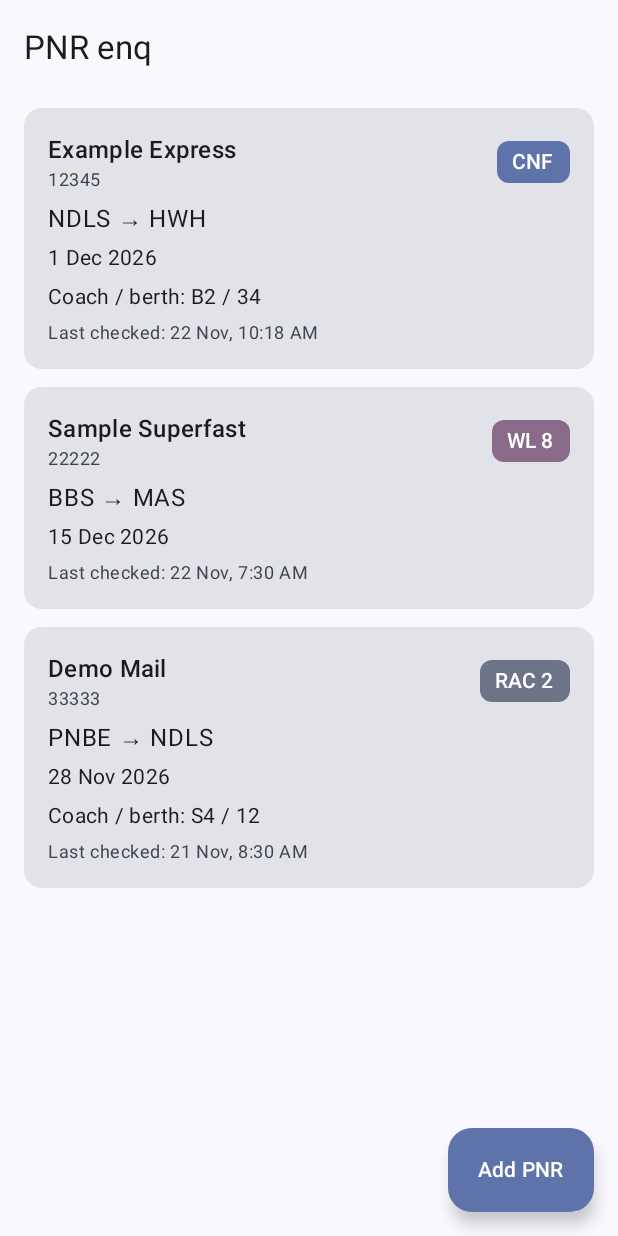
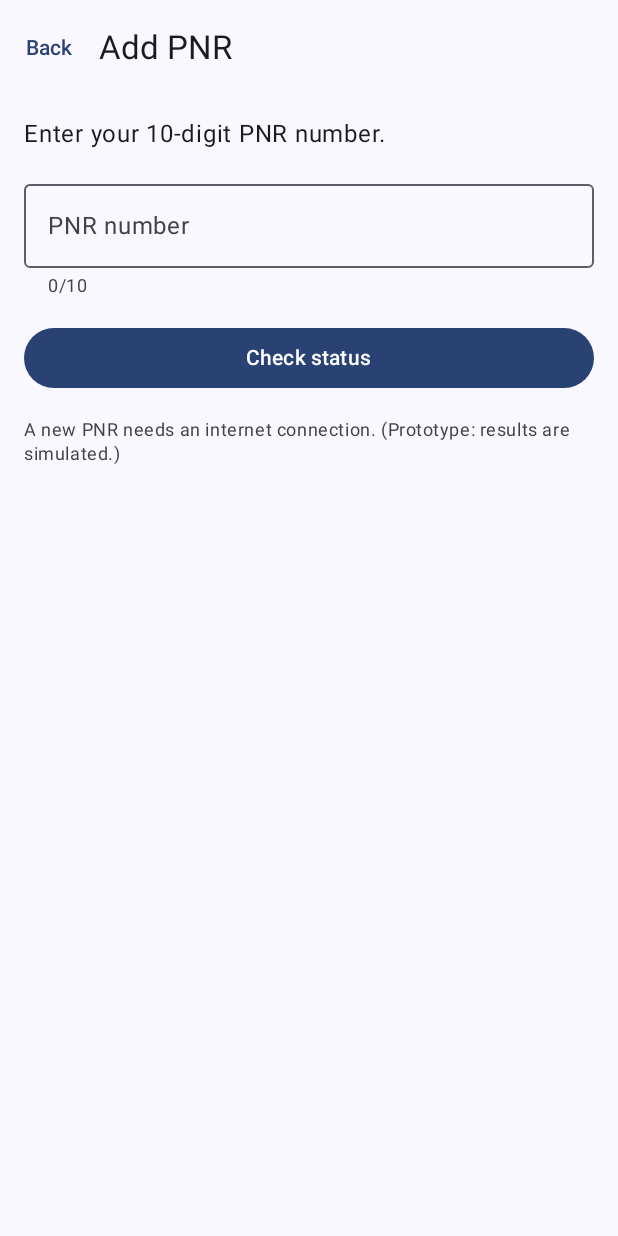
Before and after one commit to ridamranjan/pnrenq, an Android app built with Jetpack Compose: the screen it shows after launch (MainActivity), after a tap on "Add PNR", on a phone screen of 412 x 824 dp. Run offline under Robolectric (Android 15) with nearby library versions, the phone set to English and light mode, and no system bars.

Commit message:
Phase 1b: Add PNR screen, validation, navigation

```diff
--- a/app/build.gradle.kts
+++ b/app/build.gradle.kts
@@ -44,6 +44,7 @@ dependencies {
     implementation(libs.androidx.compose.ui.graphics)
     implementation(libs.androidx.compose.ui.tooling.preview)
     implementation(libs.androidx.core.ktx)
+    implementation(libs.androidx.navigation.compose)
     implementation(libs.androidx.lifecycle.runtime.ktx)
     testImplementation(libs.junit)
     androidTestImplementation(platform(libs.androidx.compose.bom))
--- a/app/src/main/java/com/first/pnrenq/MainActivity.kt
+++ b/app/src/main/java/com/first/pnrenq/MainActivity.kt
@@ -4,9 +4,7 @@ import android.os.Bundle
 import androidx.activity.ComponentActivity
 import androidx.activity.compose.setContent
 import androidx.activity.enableEdgeToEdge
-import androidx.compose.runtime.remember
-import com.first.pnrenq.data.mock.MockPnrData
-import com.first.pnrenq.ui.home.HomeScreen
+import com.first.pnrenq.ui.navigation.AppNavigation
 import com.first.pnrenq.ui.theme.PnrenqTheme
 
 class MainActivity : ComponentActivity() {
@@ -15,12 +13,7 @@ class MainActivity : ComponentActivity() {
         enableEdgeToEdge()
         setContent {
             PnrenqTheme {
-                val pnrs = remember { MockPnrData.sample() }
-                HomeScreen(
-                    pnrs = pnrs,
-                    onAddClick = { },
-                    onPnrClick = { }
-                )
+                AppNavigation()
             }
         }
     }
--- /dev/null
+++ b/app/src/main/java/com/first/pnrenq/ui/add/AddPnrScreen.kt
@@ -0,0 +1,124 @@
+@file:OptIn(ExperimentalMaterial3Api::class)
+
+package com.first.pnrenq.ui.add
+
+import androidx.compose.foundation.layout.Arrangement
+import androidx.compose.foundation.layout.Column
+import androidx.compose.foundation.layout.Spacer
+import androidx.compose.foundation.layout.fillMaxWidth
+import androidx.compose.foundation.layout.padding
+import androidx.compose.foundation.layout.size
+import androidx.compose.foundation.layout.width
+import androidx.compose.foundation.text.KeyboardActions
+import androidx.compose.foundation.text.KeyboardOptions
+import androidx.compose.material3.Button
+import androidx.compose.material3.CircularProgressIndicator
+import androidx.compose.material3.ExperimentalMaterial3Api
+import androidx.compose.material3.MaterialTheme
+import androidx.compose.material3.OutlinedTextField
+import androidx.compose.material3.Scaffold
+import androidx.compose.material3.Text
+import androidx.compose.material3.TextButton
+import androidx.compose.material3.TopAppBar
+import androidx.compose.runtime.Composable
+import androidx.compose.runtime.getValue
+import androidx.compose.runtime.mutableStateOf
+import androidx.compose.runtime.saveable.rememberSaveable
+import androidx.compose.runtime.setValue
+import androidx.compose.ui.Modifier
+import androidx.compose.ui.text.input.ImeAction
+import androidx.compose.ui.text.input.KeyboardType
+import androidx.compose.ui.tooling.preview.Preview
+import androidx.compose.ui.unit.dp
+import com.first.pnrenq.domain.validation.PNR_LENGTH
+import com.first.pnrenq.domain.validation.isValidPnr
+import com.first.pnrenq.domain.validation.sanitizePnrInput
+import com.first.pnrenq.ui.theme.PnrenqTheme
+
+@Composable
+fun AddPnrScreen(
+    isChecking: Boolean,
+    onCheck: (String) -> Unit,
+    onBack: () -> Unit,
+    modifier: Modifier = Modifier
+) {
+    var input by rememberSaveable { mutableStateOf("") }
+    var showError by rememberSaveable { mutableStateOf(false) }
+
+    fun submit() {
+        if (isChecking) return
+        if (isValidPnr(input)) {
+            showError = false
+            onCheck(input)
+        } else {
+            showError = true
+        }
+    }
+
+    Scaffold(
+        modifier = modifier,
+        topBar = {
+            TopAppBar(
+                title = { Text("Add PNR") },
+                navigationIcon = { TextButton(onClick = onBack, enabled = !isChecking) { Text("Back") } }
+            )
+        }
+    ) { innerPadding ->
+        Column(
+            modifier = Modifier.padding(innerPadding).padding(16.dp).fillMaxWidth(),
+            verticalArrangement = Arrangement.spacedBy(16.dp)
+        ) {
+            Text(
+                text = "Enter your 10-digit PNR number.",
+                style = MaterialTheme.typography.bodyLarge
+            )
+            OutlinedTextField(
+                value = input,
+                onValueChange = {
+                    input = sanitizePnrInput(it)
+                    showError = false
+                },
+                modifier = Modifier.fillMaxWidth(),
+                label = { Text("PNR number") },
+                singleLine = true,
+                enabled = !isChecking,
+                isError = showError,
+                supportingText = {
+                    Text(if (showError) "Enter a valid 10-digit PNR" else "${input.length}/$PNR_LENGTH")
+                },
+                keyboardOptions = KeyboardOptions(keyboardType = KeyboardType.Number, imeAction = ImeAction.Done),
+                keyboardActions = KeyboardActions(onDone = { submit() })
+            )
+            Button(
+                onClick = { submit() },
+                enabled = !isChecking,
+                modifier = Modifier.fillMaxWidth()
+            ) {
+                if (isChecking) {
+                    CircularProgressIndicator(modifier = Modifier.size(20.dp), strokeWidth = 2.dp)
+                    Spacer(modifier = Modifier.width(12.dp))
+                    Text("Checking...")
+                } else {
+                    Text("Check status")
+                }
+            }
+            Text(
+                text = "A new PNR needs an internet connection. (Prototype: results are simulated.)",
+                style = MaterialTheme.typography.bodySmall,
+                color = MaterialTheme.colorScheme.onSurfaceVariant
+            )
+        }
+    }
+}
+
+@Preview(showBackground = true)
+@Composable
+private fun AddPnrScreenPreview() {
+    PnrenqTheme { AddPnrScreen(isChecking = false, onCheck = {}, onBack = {}) }
+}
+
+@Preview(showBackground = true)
+@Composable
+private fun AddPnrScreenCheckingPreview() {
+    PnrenqTheme { AddPnrScreen(isChecking = true, onCheck = {}, onBack = {}) }
+}
--- a/app/src/main/java/com/first/pnrenq/ui/home/HomeScreen.kt
+++ b/app/src/main/java/com/first/pnrenq/ui/home/HomeScreen.kt
@@ -20,6 +20,7 @@ import androidx.compose.material3.ExtendedFloatingActionButton
 import androidx.compose.material3.MaterialTheme
 import androidx.compose.material3.Scaffold
 import androidx.compose.material3.Text
+import androidx.compose.material3.TextButton
 import androidx.compose.material3.TopAppBar
 import androidx.compose.runtime.Composable
 import androidx.compose.ui.Alignment
@@ -41,11 +42,17 @@ fun HomeScreen(
     pnrs: List<PnrInfo>,
     onAddClick: () -> Unit,
     onPnrClick: (String) -> Unit,
+    onSettingsClick: () -> Unit = {},
     modifier: Modifier = Modifier
 ) {
     Scaffold(
         modifier = modifier,
-        topBar = { TopAppBar(title = { Text("PNR enq") }) },
+        topBar = {
+            TopAppBar(
+                title = { Text("PNR enq") },
+                actions = { TextButton(onClick = onSettingsClick) { Text("Settings") } }
+            )
+        },
         floatingActionButton = {
             ExtendedFloatingActionButton(onClick = onAddClick) { Text("Add PNR") }
         }
--- /dev/null
+++ b/app/src/main/java/com/first/pnrenq/ui/navigation/AppNavigation.kt
@@ -0,0 +1,91 @@
+package com.first.pnrenq.ui.navigation
+
+import androidx.compose.runtime.Composable
+import androidx.compose.runtime.getValue
+import androidx.compose.runtime.mutableStateListOf
+import androidx.compose.runtime.mutableStateOf
+import androidx.compose.runtime.remember
+import androidx.compose.runtime.rememberCoroutineScope
+import androidx.compose.runtime.setValue
+import androidx.compose.ui.Modifier
+import androidx.navigation.NavType
+import androidx.navigation.compose.NavHost
+import androidx.navigation.compose.composable
+import androidx.navigation.compose.rememberNavController
+import androidx.navigation.navArgument
+import com.first.pnrenq.data.mock.MockPnrChecker
+import com.first.pnrenq.data.mock.MockPnrData
+import com.first.pnrenq.domain.model.PnrInfo
+import com.first.pnrenq.ui.add.AddPnrScreen
+import com.first.pnrenq.ui.common.PlaceholderScreen
+import com.first.pnrenq.ui.home.HomeScreen
+import kotlinx.coroutines.delay
+import kotlinx.coroutines.launch
+
+object Routes {
+    const val HOME = "home"
+    const val ADD = "add"
+    const val SETTINGS = "settings"
+    const val DETAILS_ARG = "pnr"
+    const val DETAILS = "details/{$DETAILS_ARG}"
+    fun details(pnr: String) = "details/$pnr"
+}
+
+/** Prototype wiring: the list lives in memory only. Room replaces this in Phase 2. */
+@Composable
+fun AppNavigation(modifier: Modifier = Modifier) {
+    val navController = rememberNavController()
+    val pnrs = remember { mutableStateListOf<PnrInfo>().apply { addAll(MockPnrData.sample()) } }
+    var checking by remember { mutableStateOf(false) }
+    val scope = rememberCoroutineScope()
+
+    NavHost(navController = navController, startDestination = Routes.HOME, modifier = modifier) {
+        composable(Routes.HOME) {
+            HomeScreen(
+                pnrs = pnrs,
+                onAddClick = { navController.navigate(Routes.ADD) },
+                onPnrClick = { navController.navigate(Routes.details(it)) },
+                onSettingsClick = { navController.navigate(Routes.SETTINGS) }
+            )
+        }
+        composable(Routes.ADD) {
+            AddPnrScreen(
+                isChecking = checking,
+                onBack = { navController.popBackStack() },
+                onCheck = { pnr ->
+                    if (!checking) {
+                        checking = true
+                        scope.launch {
+                            delay(800)
+                            val result = MockPnrChecker.simulatedCheck(pnr)
+                            val index = pnrs.indexOfFirst { it.pnrNumber == result.pnrNumber }
+                            if (index >= 0) pnrs[index] = result else pnrs.add(0, result)
+                            checking = false
+                            navController.navigate(Routes.details(pnr)) {
+                                popUpTo(Routes.ADD) { inclusive = true }
+                            }
+                        }
+                    }
+                }
+            )
+        }
+        composable(
+            route = Routes.DETAILS,
+            arguments = listOf(navArgument(Routes.DETAILS_ARG) { type = NavType.StringType })
+        ) { entry ->
+            val pnr = entry.arguments?.getString(Routes.DETAILS_ARG).orEmpty()
+            PlaceholderScreen(
+                title = "PNR $pnr",
+                message = "Details screen arrives in the next batch.",
+                onBack = { navController.popBackStack() }
+            )
+        }
+        composable(Routes.SETTINGS) {
+            PlaceholderScreen(
+                title = "Settings",
+                message = "Settings screen arrives in a later batch.",
+                onBack = { navController.popBackStack() }
+            )
+        }
+    }
+}
--- a/gradle/libs.versions.toml
+++ b/gradle/libs.versions.toml
@@ -8,6 +8,7 @@ lifecycleRuntimeKtx = "2.11.1"
 activityCompose = "1.13.0"
 kotlin = "2.2.10"
 composeBom = "2026.02.01"
+navigationCompose = "2.10.2"
 
 [libraries]
 androidx-core-ktx = { group = "androidx.core", name = "core-ktx", version.ref = "coreKtx" }
@@ -24,6 +25,7 @@ androidx-compose-ui-tooling-preview = { group = "androidx.compose.ui", name = "u
 androidx-compose-ui-test-manifest = { group = "androidx.compose.ui", name = "ui-test-manifest" }
 androidx-compose-ui-test-junit4 = { group = "androidx.compose.ui", name = "ui-test-junit4" }
 androidx-compose-material3 = { group = "androidx.compose.material3", name = "material3" }
+androidx-navigation-compose = { group = "androidx.navigation", name = "navigation-compose", version.ref = "navigationCompose" }
 
 [plugins]
 android-application = { id = "com.android.application", version.ref = "agp" }
```
Also changed, not shown: app/src/main/java/com/first/pnrenq/data/mock/MockPnrChecker.kt (added, +33 -0 lines), app/src/main/java/com/first/pnrenq/domain/validation/PnrValidator.kt (added, +11 -0 lines), app/src/main/java/com/first/pnrenq/ui/common/PlaceholderScreen.kt (added, +42 -0 lines), 1 other file.
